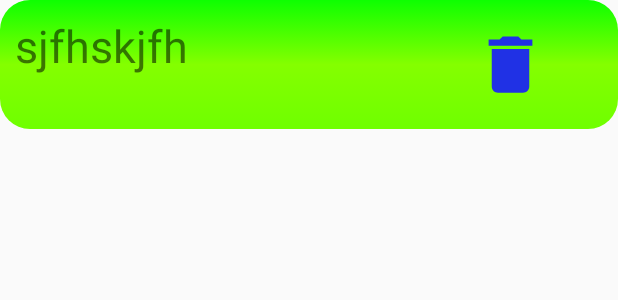
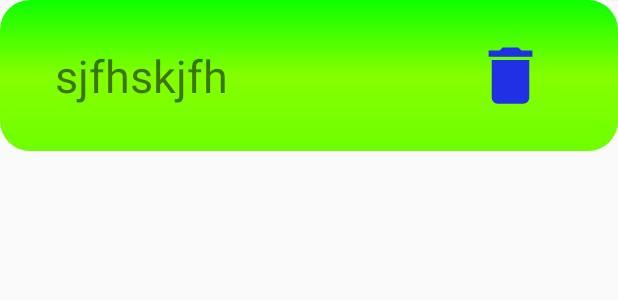
Before and after one commit to DhvanilVadher/AttendenceCounter, an Android app: the layout samplelayput.xml on its own in the app's theme, with its tools: preview values and no code run, on a phone screen of 412 x 824 dp. Shown: the top 300 px of the screen. Run offline under Robolectric (Android 15) with nearby library versions, the phone set to English and light mode, and no system bars.

Commit message:
Changed Some Basic Functionality and added starting and ending date

```diff
--- a/app/src/main/res/layout/samplelayput.xml
+++ b/app/src/main/res/layout/samplelayput.xml
@@ -19,8 +19,18 @@
             android:layout_width="wrap_content"
             android:layout_height="wrap_content"
             android:layout_margin="20sp"
+            android:layout_marginHorizontal="2sp"
+            android:layout_marginStart="8dp"
+            android:layout_marginTop="8dp"
+            android:layout_marginEnd="8dp"
+            android:layout_marginBottom="8dp"
             android:text="sjfhskjfh"
-            android:textSize="30sp" />
+            android:textSize="30sp"
+            app:layout_constraintBottom_toBottomOf="parent"
+            app:layout_constraintEnd_toStartOf="@+id/imagedelete"
+            app:layout_constraintHorizontal_bias="0.043"
+            app:layout_constraintStart_toStartOf="parent"
+            app:layout_constraintTop_toTopOf="parent" />
 
         <ImageButton
             android:id="@+id/imagedelete"
```
